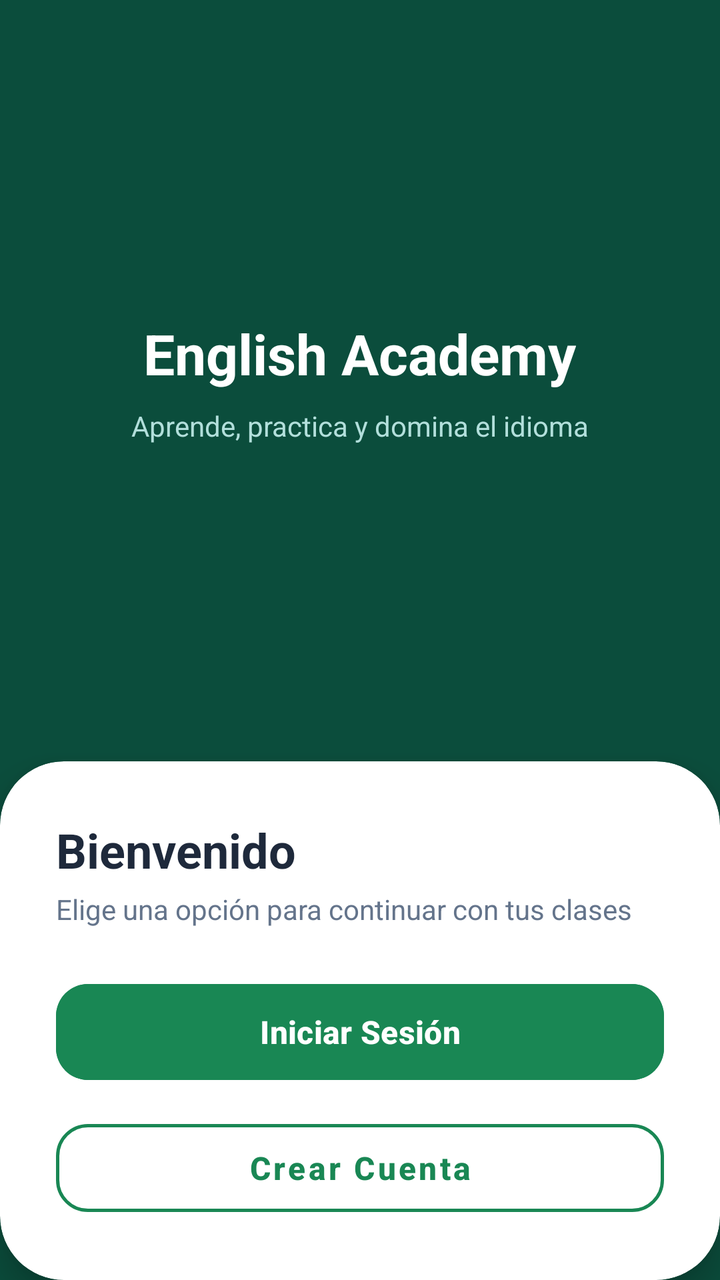
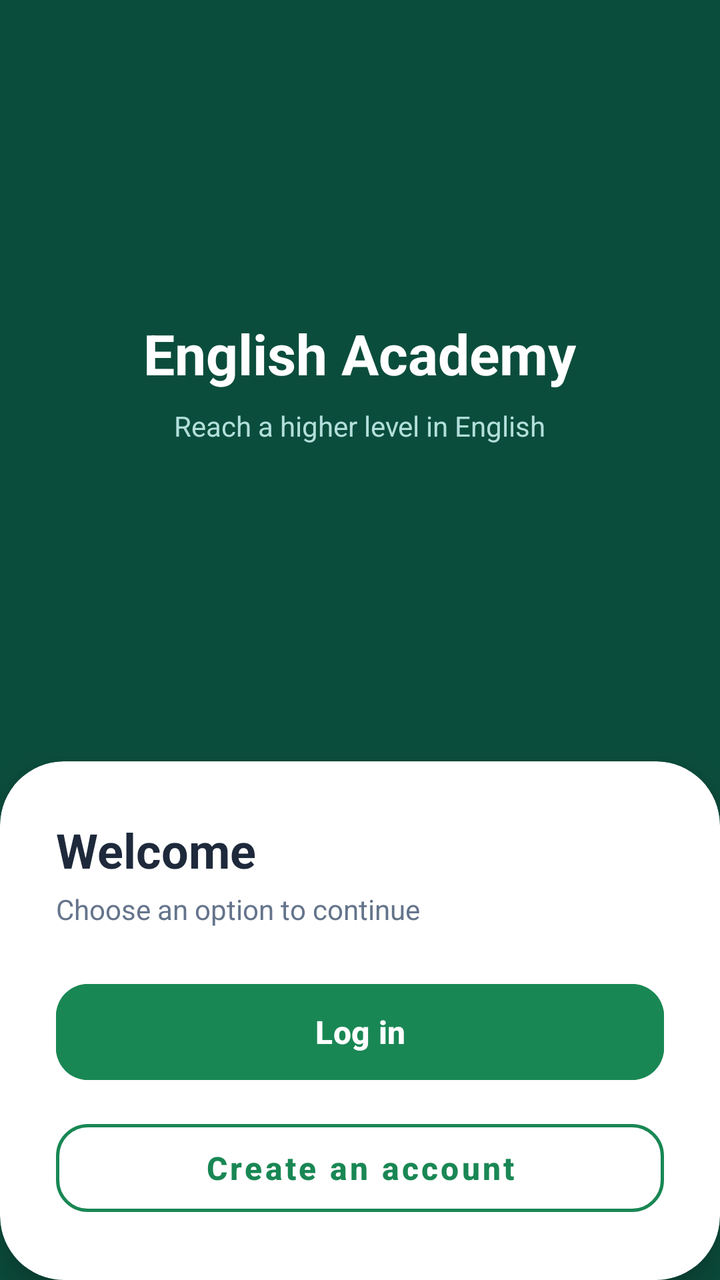

Two renders of the same Android screen: before a commit and after it. Below are the layout's source before the change and the commit's diff.
<!-- AndroidManifest.xml: application theme Theme.Ingles_app -->
<!-- res/layout/activity_welcome.xml -->
<?xml version="1.0" encoding="utf-8"?>
<androidx.constraintlayout.widget.ConstraintLayout
    xmlns:android="http://schemas.android.com/apk/res/android"
    xmlns:app="http://schemas.android.com/apk/res-auto"
    android:id="@+id/main"
    android:layout_width="match_parent"
    android:layout_height="match_parent"
    android:background="@color/primary_dark_green">

    
    <LinearLayout
        android:id="@+id/headerArea"
        android:layout_width="match_parent"
        android:layout_height="0dp"
        android:gravity="center"
        android:orientation="vertical"
        android:padding="24dp"
        app:layout_constraintBottom_toTopOf="@id/sheetCard"
        app:layout_constraintTop_toTopOf="parent">

        <TextView
            android:layout_width="wrap_content"
            android:layout_height="wrap_content"
            android:text="English Academy"
            android:textColor="@color/white"
            android:textSize="28sp"
            android:textStyle="bold" />

        <TextView
            android:layout_width="wrap_content"
            android:layout_height="wrap_content"
            android:layout_marginTop="8dp"
            android:text="Aprende, practica y domina el idioma"
            android:textColor="#B2DFDB"
            android:textSize="14sp" />
    </LinearLayout>

    
    <androidx.cardview.widget.CardView
        android:id="@+id/sheetCard"
        android:layout_width="match_parent"
        android:layout_height="wrap_content"
        app:cardBackgroundColor="@color/white"
        app:cardCornerRadius="32dp"
        app:cardElevation="10dp"
        app:layout_constraintBottom_toBottomOf="parent">

        <LinearLayout
            android:layout_width="match_parent"
            android:layout_height="wrap_content"
            android:orientation="vertical"
            android:padding="28dp">

            <TextView
                android:layout_width="wrap_content"
                android:layout_height="wrap_content"
                android:text="Bienvenido"
                android:textColor="@color/text_title"
                android:textSize="24sp"
                android:textStyle="bold" />

            <TextView
                android:layout_width="wrap_content"
                android:layout_height="wrap_content"
                android:layout_marginTop="4dp"
                android:layout_marginBottom="24dp"
                android:text="Elige una opción para continuar con tus clases"
                android:textColor="@color/text_secondary"
                android:textSize="14sp" />

            
            <com.google.android.material.button.MaterialButton
                android:id="@+id/btnGoLogin"
                android:layout_width="match_parent"
                android:layout_height="56dp"
                android:backgroundTint="@color/primary_green"
                android:text="Iniciar Sesión"
                android:textAllCaps="false"
                android:textSize="16sp"
                android:textStyle="bold"
                app:cornerRadius="16dp" />

            
            <com.google.android.material.button.MaterialButton
                android:id="@+id/btnGoRegister"
                style="@style/Widget.MaterialComponents.Button.OutlinedButton"
                android:layout_width="match_parent"
                android:layout_height="56dp"
                android:layout_marginTop="12dp"
                android:text="Crear Cuenta"
                android:textAllCaps="false"
                android:textColor="@color/primary_green"
                android:textSize="16sp"
                android:textStyle="bold"
                app:cornerRadius="16dp"
                app:strokeColor="@color/primary_green"
                app:strokeWidth="1.5dp" />
        </LinearLayout>
    </androidx.cardview.widget.CardView>

</androidx.constraintlayout.widget.ConstraintLayout>
<!-- resources referenced by this layout -->
<resources>
  <color name="primary_dark_green">#0B4D3C</color>
  <color name="primary_green">#198754</color>
  <color name="text_secondary">#64748B</color>
  <color name="text_title">#1E293B</color>
  <color name="white">#FFFFFFFF</color>
  <style name="Theme.Ingles_app" parent="Base.Theme.Ingles_app" />
  <style name="Base.Theme.Ingles_app" parent="Theme.Material3.DayNight.NoActionBar">
          
          
      </style>
</resources>

<!-- the commit's change to res/layout/activity_welcome.xml (unified diff, before → after) -->
@@ -30,7 +30,7 @@
             android:layout_width="wrap_content"
             android:layout_height="wrap_content"
             android:layout_marginTop="8dp"
-            android:text="Aprende, practica y domina el idioma"
+            android:text="Reach a higher level in English"
             android:textColor="#B2DFDB"
             android:textSize="14sp" />
     </LinearLayout>
@@ -54,7 +54,7 @@
             <TextView
                 android:layout_width="wrap_content"
                 android:layout_height="wrap_content"
-                android:text="Bienvenido"
+                android:text="Welcome"
                 android:textColor="@color/text_title"
                 android:textSize="24sp"
                 android:textStyle="bold" />
@@ -64,7 +64,7 @@
                 android:layout_height="wrap_content"
                 android:layout_marginTop="4dp"
                 android:layout_marginBottom="24dp"
-                android:text="Elige una opción para continuar con tus clases"
+                android:text="Choose an option to continue"
                 android:textColor="@color/text_secondary"
                 android:textSize="14sp" />
 
@@ -74,7 +74,7 @@
                 android:layout_width="match_parent"
                 android:layout_height="56dp"
                 android:backgroundTint="@color/primary_green"
-                android:text="Iniciar Sesión"
+                android:text="Log in"
                 android:textAllCaps="false"
                 android:textSize="16sp"
                 android:textStyle="bold"
@@ -87,7 +87,7 @@
                 android:layout_width="match_parent"
                 android:layout_height="56dp"
                 android:layout_marginTop="12dp"
-                android:text="Crear Cuenta"
+                android:text="Create an account"
                 android:textAllCaps="false"
                 android:textColor="@color/primary_green"
                 android:textSize="16sp"
